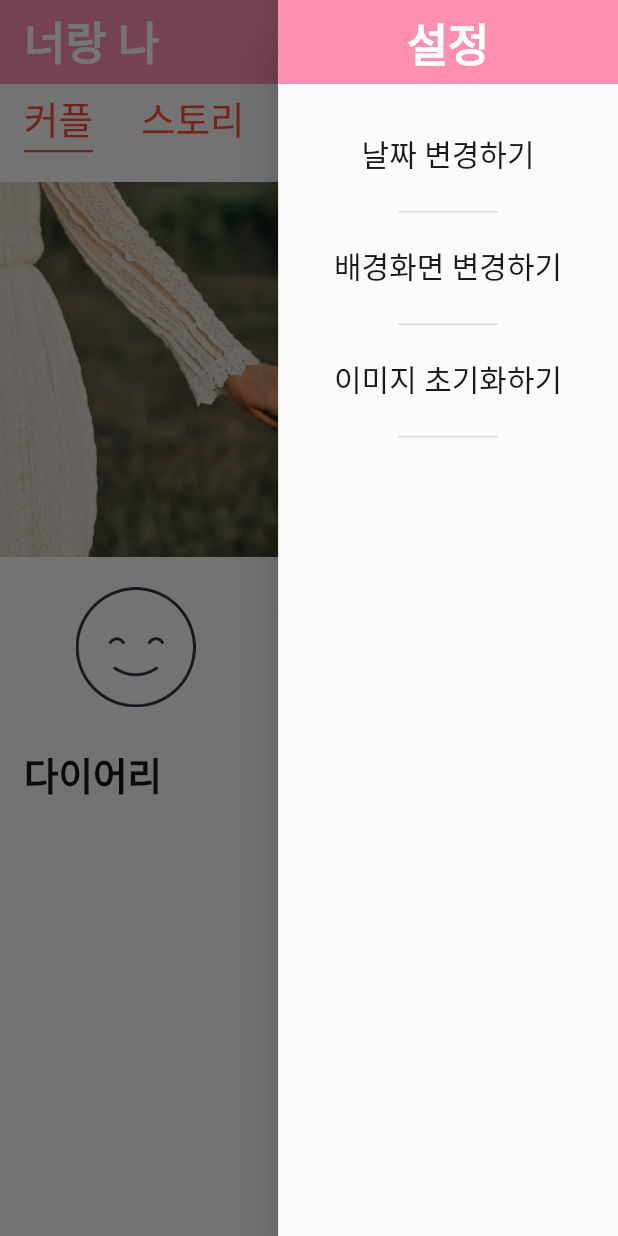
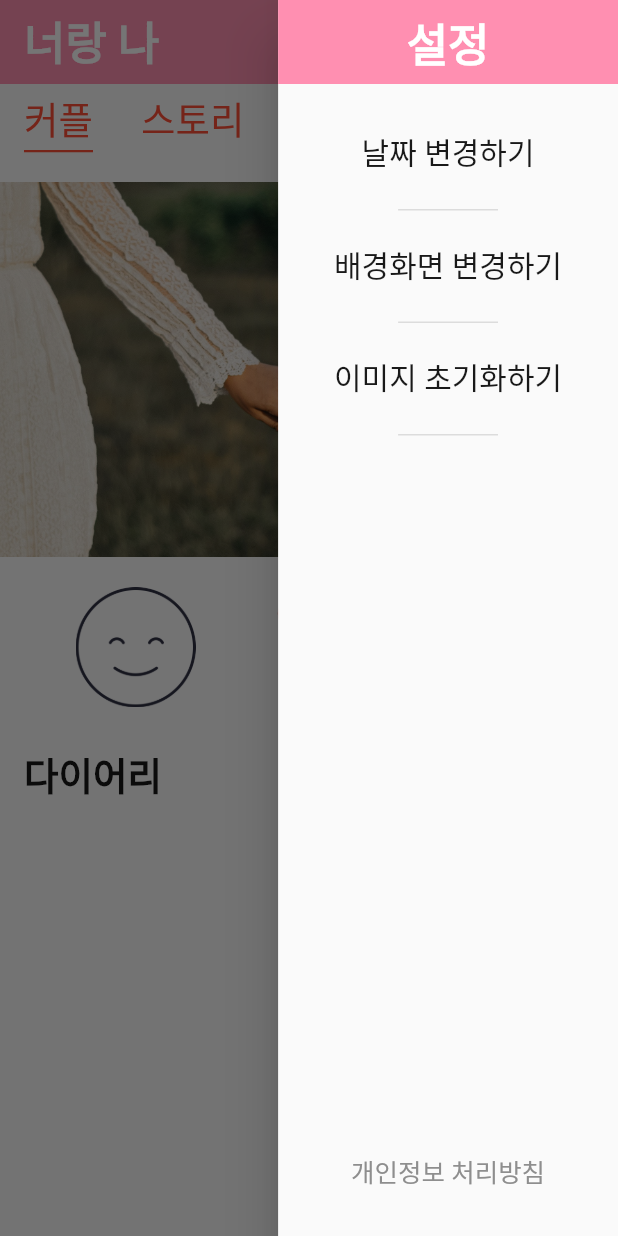
Before and after one commit to reve74/uandi, a Flutter app: the screen it shows after launch, after a tap on the "arrow forward" icon, after a tap on the "settings" icon, on a phone screen of 412 x 824 dp. Run offline on Flutter 3.47's test engine with Material 2 defaults, Android fonts, the phone set to English and light mode, and no system bars; our stand-ins replace another_flushbar, flutter_riverpod, hive, hive_flutter, image_cropper, image_picker and 2 more; accounts and stored records are empty; Roboto replaces fonts that are missing (Kangwon).

Commit message:
개인정보 처리방침 업데이트

```diff
--- a/lib/app/screen/home_screen.dart
+++ b/lib/app/screen/home_screen.dart
@@ -4,6 +4,7 @@ import 'package:uandi/app/const/color_palette.dart';
 import 'package:uandi/app/const/kangwon.dart';
 import 'package:uandi/app/screen/tabbar_widget/couple_tabbar.dart';
 import 'package:uandi/app/screen/tabbar_widget/story_tabbar.dart';
+import 'package:uandi/app/screen/webview_screen.dart';
 import 'package:uandi/app/utils/image_util.dart';
 import 'package:uandi/app/utils/util.dart';
 
@@ -16,7 +17,6 @@ class HomeScreen extends ConsumerStatefulWidget {
 
 class _HomeScreenState extends ConsumerState<HomeScreen>
     with TickerProviderStateMixin {
-
   late TabController _tabController;
   double height = 0;
 
@@ -28,7 +28,8 @@ class _HomeScreenState extends ConsumerState<HomeScreen>
 
   @override
   Widget build(BuildContext context) {
-    height = AppBar().preferredSize.height + MediaQuery.of(context).padding.top + 60;
+    height =
+        AppBar().preferredSize.height + MediaQuery.of(context).padding.top + 60;
     return Scaffold(
       endDrawer: Drawer(
         width: MediaQuery.of(context).size.width * .55,
@@ -102,7 +103,7 @@ class _HomeScreenState extends ConsumerState<HomeScreen>
         controller: _tabController,
         children: [
           const CoupleTabBar(),
-           StoryTabBar(height: height),
+          StoryTabBar(height: height),
         ],
       ),
     );
@@ -175,6 +176,19 @@ class _HomeScreenState extends ConsumerState<HomeScreen>
         ),
         _divider(),
         const Spacer(flex: 500),
+        TextButton(
+          onPressed: () {
+            Navigator.of(context)
+                .push(MaterialPageRoute(builder: (context) => WebViewScreen()));
+          },
+          child: Text(
+            '개인정보 처리방침',
+            style: Kangwon.lightGray_s17_w400_h24,
+          ),
+        ),
+        const Spacer(
+          flex: 20,
+        ),
       ],
     );
   }
--- a/pubspec.yaml
+++ b/pubspec.yaml
@@ -4,7 +4,7 @@ description: A new Flutter project.
 
 publish_to: 'none'
 
-version: 1.0.0+1
+version: 1.0.1+2
 
 environment:
   sdk: ">=2.17.6 <3.0.0"
@@ -23,6 +23,7 @@ dependencies:
   intl: ^0.17.0
   another_flushbar: ^1.12.29
   scrollable_positioned_list: ^0.3.4
+  webview_flutter: ^3.0.4
 
 dev_dependencies:
   flutter_test:
```
Also changed, not shown: lib/app/screen/webview_screen.dart (added, +48 -0 lines), pubspec.lock, 2 other files.
